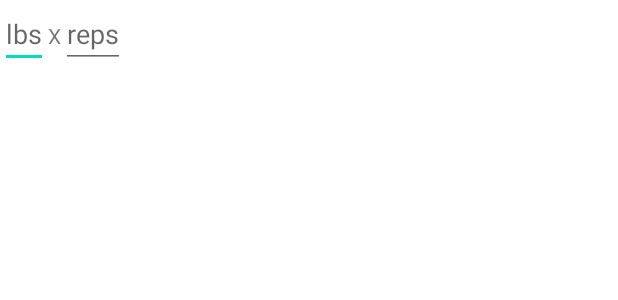
After one commit to SMDeBellis/MeatHead-Android, an Android app: the layout dialog_add_set.xml on its own in the app's theme, with its tools: preview values and no code run, on a phone screen of 412 x 824 dp. The commit adds this screen. Shown: the top 300 px of the screen. Run offline under Robolectric (Android 15) with nearby library versions, the phone set to English and light mode, and no system bars.

Commit message:
Add set addition dialog (#2)
* Add basic dialog fragment and layout.

* Add set creator dialog and layout.

* Get data from AlertDialog and populate the set view under the correct exercise.

* When add set dialog fragment cancels set the addToSet linear layout back to null.

```diff
--- /dev/null
+++ b/app/src/main/res/layout/dialog_add_set.xml
@@ -0,0 +1,23 @@
+<LinearLayout xmlns:android="http://schemas.android.com/apk/res/android"
+              android:orientation="vertical"
+              android:layout_width="wrap_content"
+              android:layout_height="wrap_content"
+              android:id="@+id/addSetLinearLayout">
+    <LinearLayout android:layout_width="wrap_content"
+                  android:layout_height="wrap_content"
+                  android:id="@+id/addSetHorLinearLayout"
+                  android:orientation="horizontal">
+        <EditText android:layout_width="wrap_content" android:layout_height="wrap_content"
+                  android:id="@+id/weightEditText"
+                  android:inputType="number"
+                  android:hint="lbs"
+                  android:maxLength="3"/>
+        <TextView android:layout_width="wrap_content" android:layout_height="wrap_content"
+                  android:text="X"/>
+        <EditText android:layout_width="wrap_content" android:layout_height="wrap_content"
+                  android:id="@+id/repsEditText"
+                  android:inputType="number"
+                  android:hint="reps"
+                  android:maxLength="3"/>
+    </LinearLayout>
+</LinearLayout>
```
Also changed, not shown: app/src/main/java/com/sdrockstarstudios/meatheadandroid/AddSetDialogFragment.java (added, +114 -0 lines), app/src/main/java/com/sdrockstarstudios/meatheadandroid/WorkoutLogActivity.java (+40 -38 lines).
